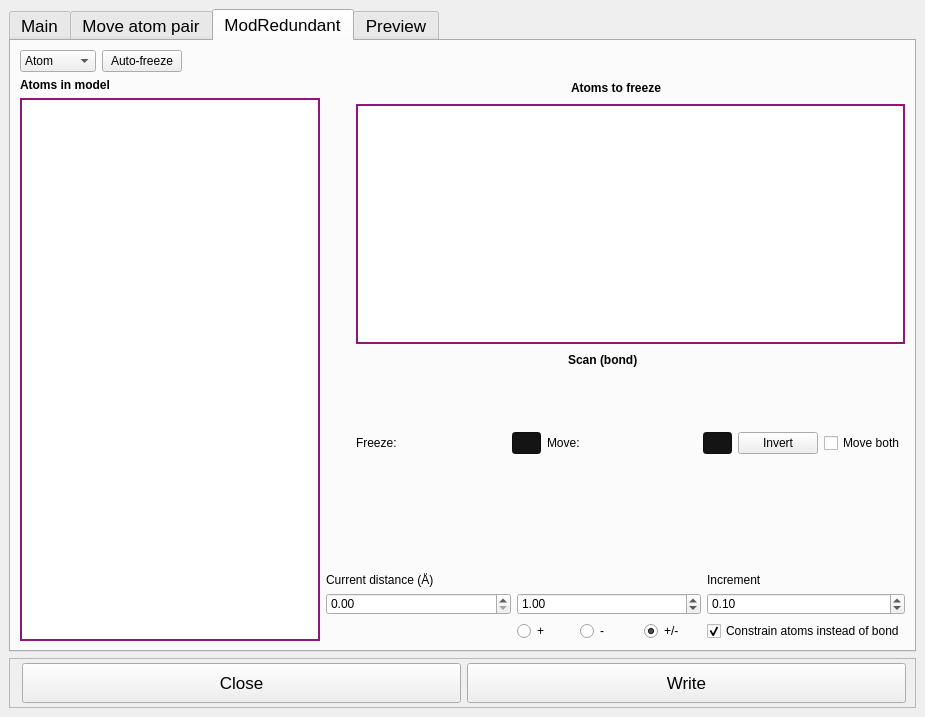
Qt form UIs/SetupWindow.ui (chemREACT/REACT) before a commit.
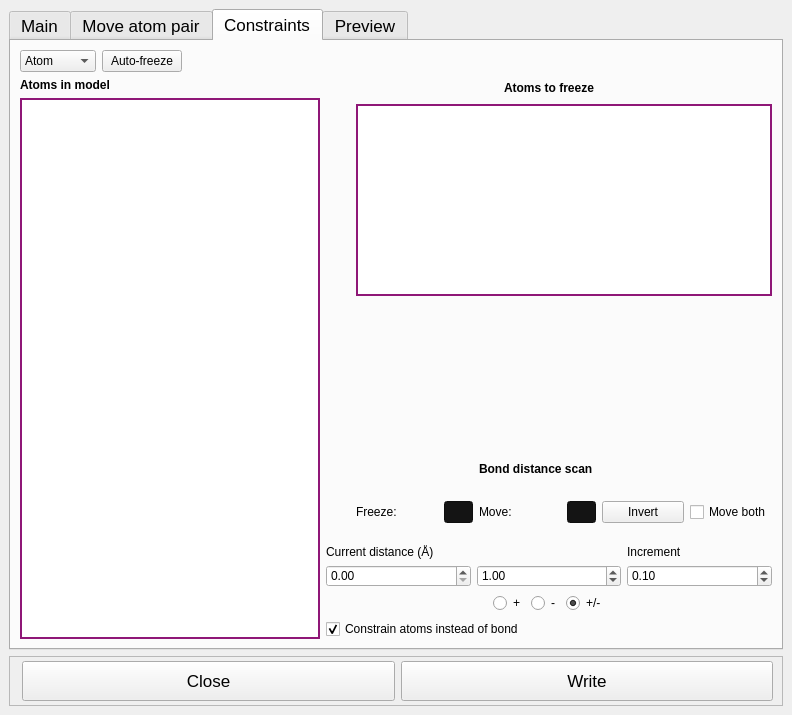
The same form after that commit. The open tabs and pages were chosen to show the change. Icons and pictures are not drawn.

What changed in the file:
```diff
--- a/UIs/SetupWindow.ui
+++ b/UIs/SetupWindow.ui
@@ -6,8 +6,8 @@
    <rect>
     <x>0</x>
     <y>0</y>
-    <width>925</width>
-    <height>717</height>
+    <width>792</width>
+    <height>715</height>
    </rect>
   </property>
   <property name="font">
@@ -1649,9 +1649,9 @@
       </widget>
       <widget class="QWidget" name="tab_freeze">
        <attribute name="title">
-        <string>ModRedundant</string>
+        <string>Constraints</string>
        </attribute>
-       <layout class="QGridLayout" name="gridLayout_3">
+       <layout class="QGridLayout" name="gridLayout_8">
         <item row="0" column="0" colspan="2">
          <layout class="QHBoxLayout" name="horizontalLayout_5">
           <item>
@@ -1700,7 +1700,7 @@
           </item>
          </layout>
         </item>
-        <item row="1" column="0" rowspan="3">
+        <item row="1" column="0" rowspan="5">
          <layout class="QGridLayout" name="gridLayout_4">
           <item row="1" column="0">
            <widget class="QListWidget" name="list_model">
@@ -1955,6 +1955,19 @@
          </layout>
         </item>
         <item row="2" column="1">
+         <spacer name="verticalSpacer_4">
+          <property name="orientation">
+           <enum>Qt::Vertical</enum>
+          </property>
+          <property name="sizeHint" stdset="0">
+           <size>
+            <width>20</width>
+            <height>40</height>
+           </size>
+          </property>
+         </spacer>
+        </item>
+        <item row="3" column="1">
          <layout class="QHBoxLayout" name="horizontalLayout_4">
           <item>
            <spacer name="horizontalSpacer_14">
@@ -1978,7 +1991,7 @@
              </font>
             </property>
             <property name="text">
-             <string>Scan (bond)</string>
+             <string>Bond distance scan</string>
             </property>
            </widget>
           </item>
@@ -1997,25 +2010,10 @@
           </item>
          </layout>
         </item>
-        <item row="3" column="1">
-         <layout class="QVBoxLayout" name="verticalLayout_11">
-          <item>
-           <layout class="QHBoxLayout" name="horizontalLayout_3">
+        <item row="4" column="1">
+         <layout class="QHBoxLayout" name="horizontalLayout_6">
             <item>
              <layout class="QVBoxLayout" name="verticalLayout_8">
-              <item>
-               <spacer name="verticalSpacer_5">
-                <property name="orientation">
-                 <enum>Qt::Vertical</enum>
-                </property>
-                <property name="sizeHint" stdset="0">
-                 <size>
-                  <width>20</width>
-                  <height>40</height>
-                 </size>
-                </property>
-               </spacer>
-              </item>
               <item>
                <widget class="QPushButton" name="button_add_scan">
                 <property name="minimumSize">
@@ -2130,45 +2128,10 @@
                 </property>
                </widget>
               </item>
-              <item>
-               <spacer name="verticalSpacer_7">
-                <property name="orientation">
-                 <enum>Qt::Vertical</enum>
-                </property>
-                <property name="sizeHint" stdset="0">
-                 <size>
-                  <width>20</width>
-                  <height>40</height>
-                 </size>
-                </property>
-               </spacer>
-              </item>
              </layout>
             </item>
             <item>
-             <layout class="QGridLayout" name="gridLayout_23">
-              <item row="0" column="1">
-               <widget class="QPushButton" name="button_invert">
-                <property name="enabled">
-                 <bool>true</bool>
-                </property>
-                <property name="text">
-                 <string>Invert</string>
-                </property>
-               </widget>
-              </item>
-              <item row="0" column="2">
-               <widget class="QCheckBox" name="checkBox_moveboth">
-                <property name="enabled">
-                 <bool>true</bool>
-                </property>
-                <property name="text">
-                 <string>Move both</string>
-                </property>
-               </widget>
-              </item>
-              <item row="0" column="0">
-               <layout class="QHBoxLayout" name="horizontalLayout_16">
+           <layout class="QHBoxLayout" name="horizontalLayout_3">
                 <item>
                  <widget class="QLabel" name="label_25">
                   <property name="text">
@@ -2221,27 +2184,85 @@
                   </property>
                  </widget>
                 </item>
-               </layout>
-              </item>
+            <item>
+             <widget class="QPushButton" name="button_invert">
+              <property name="enabled">
+               <bool>true</bool>
+              </property>
+              <property name="text">
+               <string>Invert</string>
+              </property>
+             </widget>
+            </item>
+            <item>
+             <widget class="QCheckBox" name="checkBox_moveboth">
+              <property name="enabled">
+               <bool>true</bool>
+              </property>
+              <property name="text">
+               <string>Move both</string>
+              </property>
+             </widget>
+            </item>
              </layout>
             </item>
            </layout>
           </item>
+        <item row="5" column="1">
+         <layout class="QVBoxLayout" name="verticalLayout_11">
           <item>
-           <spacer name="verticalSpacer_4">
-            <property name="orientation">
-             <enum>Qt::Vertical</enum>
-            </property>
-            <property name="sizeHint" stdset="0">
-             <size>
-              <width>20</width>
-              <height>40</height>
-             </size>
-            </property>
-           </spacer>
-          </item>
-          <item>
-           <layout class="QGridLayout" name="gridLayout_22">
+           <layout class="QGridLayout" name="gridLayout_3">
+            <item row="0" column="0">
+             <widget class="QLabel" name="label_23">
+              <property name="font">
+               <font>
+                <weight>50</weight>
+                <bold>false</bold>
+               </font>
+              </property>
+              <property name="layoutDirection">
+               <enum>Qt::LeftToRight</enum>
+              </property>
+              <property name="text">
+               <string>Current distance (Å)</string>
+              </property>
+             </widget>
+            </item>
+            <item row="0" column="2">
+             <widget class="QLabel" name="label_22">
+              <property name="font">
+               <font>
+                <weight>50</weight>
+                <bold>false</bold>
+               </font>
+              </property>
+              <property name="text">
+               <string>Increment</string>
+              </property>
+             </widget>
+            </item>
+            <item row="1" column="0">
+             <widget class="QDoubleSpinBox" name="spinbox_radius"/>
+            </item>
+            <item row="1" column="1">
+             <widget class="QDoubleSpinBox" name="spinbox_scan_pm">
+              <property name="decimals">
+               <number>2</number>
+              </property>
+              <property name="minimum">
+               <double>-99.000000000000000</double>
+              </property>
+              <property name="maximum">
+               <double>99.000000000000000</double>
+              </property>
+              <property name="singleStep">
+               <double>0.100000000000000</double>
+              </property>
+              <property name="value">
+               <double>1.000000000000000</double>
+              </property>
+             </widget>
+            </item>
             <item row="1" column="2">
              <widget class="QDoubleSpinBox" name="spinbox_scan_increment">
               <property name="decimals">
@@ -2261,8 +2282,23 @@
               </property>
              </widget>
             </item>
-            <item row="2" column="1">
+           </layout>
+          </item>
+          <item>
              <layout class="QHBoxLayout" name="horizontalLayout_15">
+            <item>
+             <spacer name="horizontalSpacer_6">
+              <property name="orientation">
+               <enum>Qt::Horizontal</enum>
+              </property>
+              <property name="sizeHint" stdset="0">
+               <size>
+                <width>40</width>
+                <height>20</height>
+               </size>
+              </property>
+             </spacer>
+            </item>
               <item>
                <widget class="QRadioButton" name="radioButton_plus">
                 <property name="focusPolicy">
@@ -2296,60 +2332,22 @@
                 </property>
                </widget>
               </item>
-             </layout>
-            </item>
-            <item row="1" column="1">
-             <widget class="QDoubleSpinBox" name="spinbox_scan_pm">
-              <property name="decimals">
-               <number>2</number>
-              </property>
-              <property name="minimum">
-               <double>-99.000000000000000</double>
-              </property>
-              <property name="maximum">
-               <double>99.000000000000000</double>
-              </property>
-              <property name="singleStep">
-               <double>0.100000000000000</double>
-              </property>
-              <property name="value">
-               <double>1.000000000000000</double>
-              </property>
-             </widget>
-            </item>
-            <item row="0" column="2">
-             <widget class="QLabel" name="label_22">
-              <property name="font">
-               <font>
-                <weight>50</weight>
-                <bold>false</bold>
-               </font>
-              </property>
-              <property name="text">
-               <string>Increment</string>
-              </property>
-             </widget>
-            </item>
-            <item row="0" column="0">
-             <widget class="QLabel" name="label_23">
-              <property name="font">
-               <font>
-                <weight>50</weight>
-                <bold>false</bold>
-               </font>
-              </property>
-              <property name="layoutDirection">
-               <enum>Qt::LeftToRight</enum>
-              </property>
-              <property name="text">
-               <string>Current distance (Å)</string>
-              </property>
-             </widget>
-            </item>
-            <item row="1" column="0">
-             <widget class="QDoubleSpinBox" name="spinbox_radius"/>
-            </item>
-            <item row="2" column="2">
+            <item>
+             <spacer name="horizontalSpacer_12">
+              <property name="orientation">
+               <enum>Qt::Horizontal</enum>
+              </property>
+              <property name="sizeHint" stdset="0">
+               <size>
+                <width>40</width>
+                <height>20</height>
+               </size>
+              </property>
+             </spacer>
+            </item>
+           </layout>
+          </item>
+          <item>
              <widget class="QCheckBox" name="checkBox_switchXB">
               <property name="enabled">
                <bool>true</bool>
@@ -2364,8 +2362,6 @@
                <bool>true</bool>
               </property>
              </widget>
-            </item>
-           </layout>
           </item>
          </layout>
         </item>
```
Left out of the diff: 5 changed lines with no effect on the pictures. Lines whose indentation alone changed are shown as unchanged.
